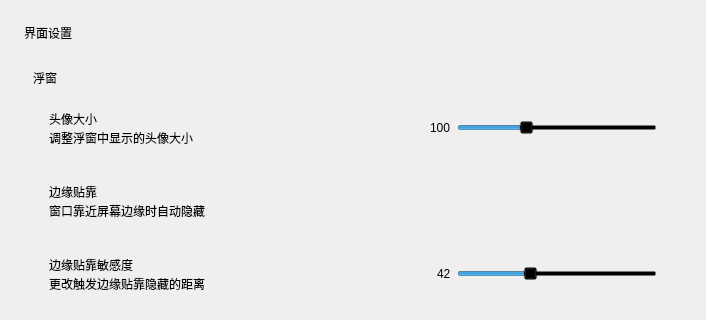
First picture: the form in ui/settings/widget.ui, repository xuanxuan1231/RandPicker, before the edit; both pictures show x 0 to 706 and y 0 to 320 of the 706 by 797 pixel window.
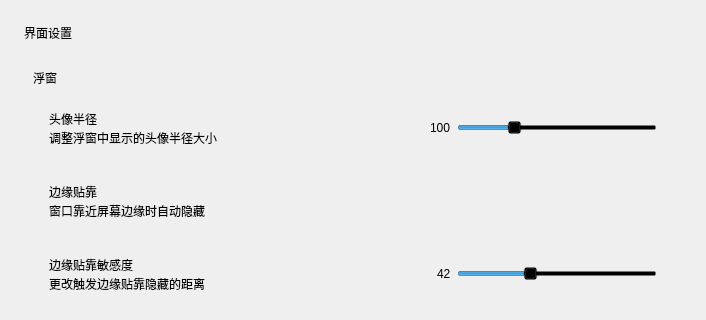
Second picture: the form after the edit. Custom widgets are drawn as their Qt base class.

Commit message: refactor: 使用 AvatarWidget 显示头像

What changed in the file:
```diff
--- a/ui/settings/widget.ui
+++ b/ui/settings/widget.ui
@@ -101,14 +101,14 @@
               <item>
                <widget class="StrongBodyLabel" name="StrongBodyLabel_3">
                 <property name="text">
-                 <string>头像大小</string>
+                 <string>头像半径</string>
                 </property>
                </widget>
               </item>
               <item>
                <widget class="CaptionLabel" name="CaptionLabel_5">
                 <property name="text">
-                 <string>调整浮窗中显示的头像大小</string>
+                 <string>调整浮窗中显示的头像半径大小</string>
                 </property>
                 <property name="lightColor" stdset="0">
                  <color alpha="150">
@@ -162,13 +162,13 @@
                </size>
               </property>
               <property name="minimum">
-               <number>50</number>
+               <number>20</number>
               </property>
               <property name="maximum">
-               <number>200</number>
+               <number>64</number>
               </property>
               <property name="value">
-               <number>100</number>
+               <number>32</number>
               </property>
               <property name="orientation">
                <enum>Qt::Horizontal</enum>
```
The commit also changes 5 other files.
